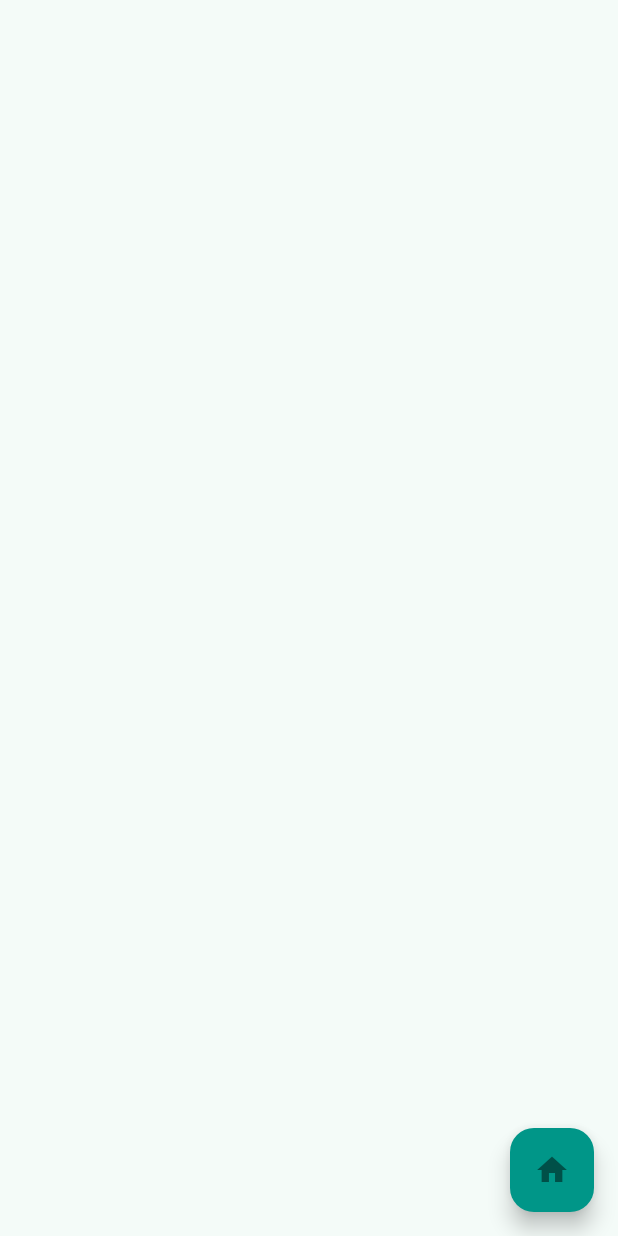
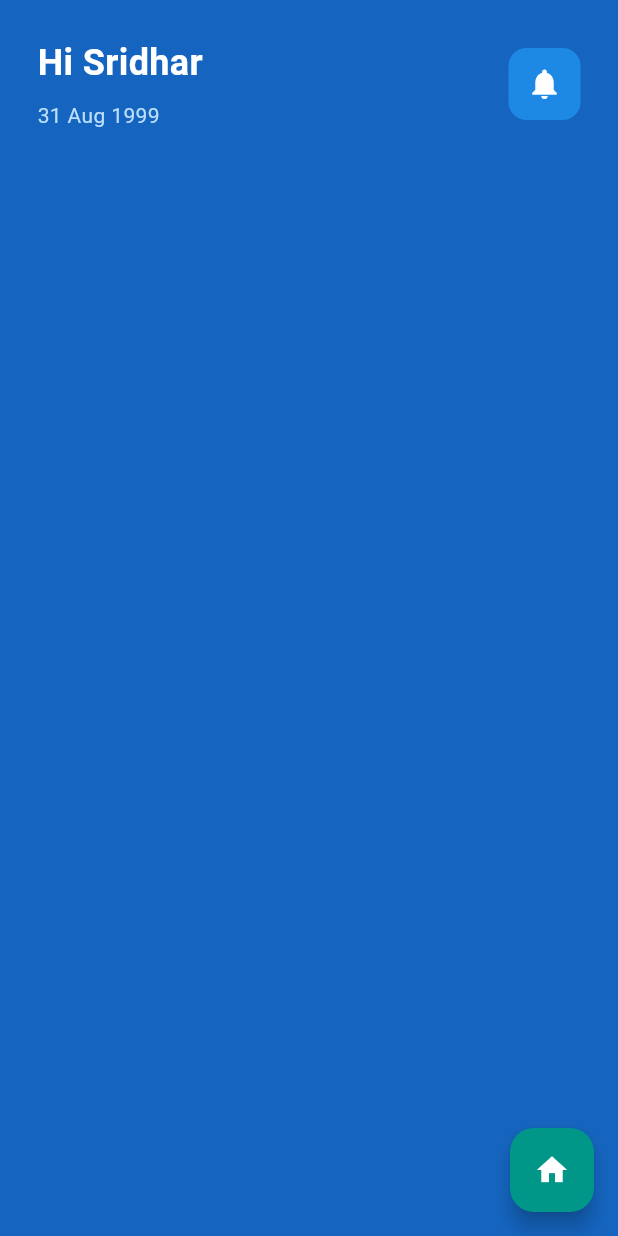
Before and after one commit to Sridharvn/flutter_ui_learning_showcase, a Flutter app: the MentalHealthAppHomeUi screen opened by its route, on a phone screen of 412 x 824 dp. Run offline on Flutter 3.47's test engine with Material 3 defaults, Android fonts, the phone set to English and light mode, and no system bars; our stand-ins replace go_router.

Commit message:
Added custom app bar

```diff
--- a/lib/main.dart
+++ b/lib/main.dart
@@ -1,7 +1,7 @@
 import 'package:flutter/material.dart';
 import 'package:go_router/go_router.dart';
 import 'package:flutter_ui_learning_showcase/app_routes.dart';
-import 'widgets/UniversalFABToHome.dart'; // Add this import
+// Add this import
 
 void main() {
   runApp(const MyApp());
--- a/lib/pages/mental_health_app_ui/mental_health_app_home_ui.dart
+++ b/lib/pages/mental_health_app_ui/mental_health_app_home_ui.dart
@@ -1,13 +1,64 @@
 import 'package:flutter/material.dart';
 import 'package:flutter_ui_learning_showcase/widgets/UniversalFABToHome.dart';
 
-class MentalHealthAppHomeUi extends StatelessWidget {
+class MentalHealthAppHomeUi extends StatefulWidget {
   const MentalHealthAppHomeUi({super.key});
 
   @override
+  State<MentalHealthAppHomeUi> createState() => _MentalHealthAppHomeUiState();
+}
+
+class _MentalHealthAppHomeUiState extends State<MentalHealthAppHomeUi> {
+  @override
   Widget build(BuildContext context) {
-    return const Scaffold(
-      floatingActionButton: UniversalFABToHome(),
+    return Scaffold(
+      floatingActionButton: const UniversalFABToHome(),
+      backgroundColor: Colors.blue[800],
+      body: SafeArea(
+        child: Padding(
+          padding: const EdgeInsets.all(25.0),
+          child: Column(
+            children: [
+              Row(
+                mainAxisAlignment: MainAxisAlignment.spaceBetween,
+                children: [
+                  // Hi Sridhar
+                  Column(
+                    crossAxisAlignment: CrossAxisAlignment.start,
+                    children: [
+                      Text(
+                        'Hi Sridhar',
+                        style: TextStyle(
+                            color: Colors.white,
+                            fontSize: 24,
+                            fontWeight: FontWeight.bold),
+                      ),
+                      SizedBox(
+                        height: 8,
+                      ),
+                      Text(
+                        "31 Aug 1999",
+                        style: TextStyle(color: Colors.blue[100]),
+                      )
+                    ],
+                  ),
+                  // Notification
+                  Container(
+                    decoration: BoxDecoration(
+                        color: Colors.blue[600],
+                        borderRadius: BorderRadius.circular(12)),
+                    padding: EdgeInsets.all(12),
+                    child: Icon(
+                      Icons.notifications,
+                      color: Colors.white,
+                    ),
+                  )
+                ],
+              )
+            ],
+          ),
+        ),
+      ),
     );
   }
 }
--- a/lib/widgets/UniversalFABToHome.dart
+++ b/lib/widgets/UniversalFABToHome.dart
@@ -10,8 +10,11 @@
       onPressed: () {
         context.go('/');
       },
-      child: const Icon(Icons.home),
       backgroundColor: Colors.teal,
+      child: const Icon(
+        Icons.home,
+        color: Colors.white,
+      ),
     );
   }
 }
```
